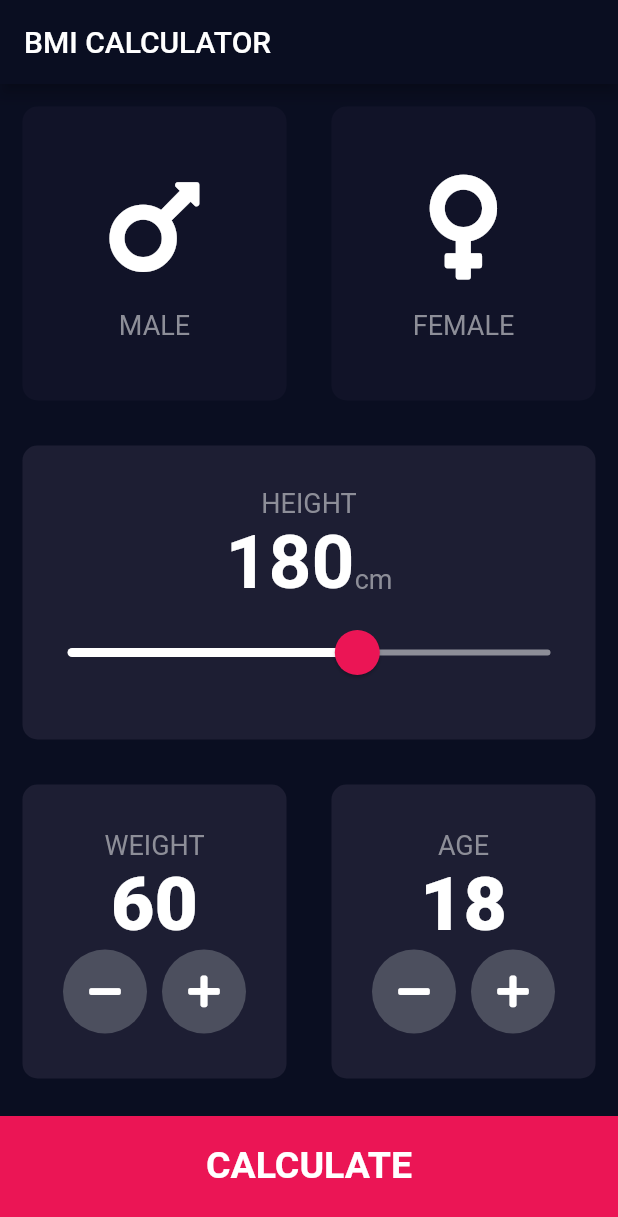
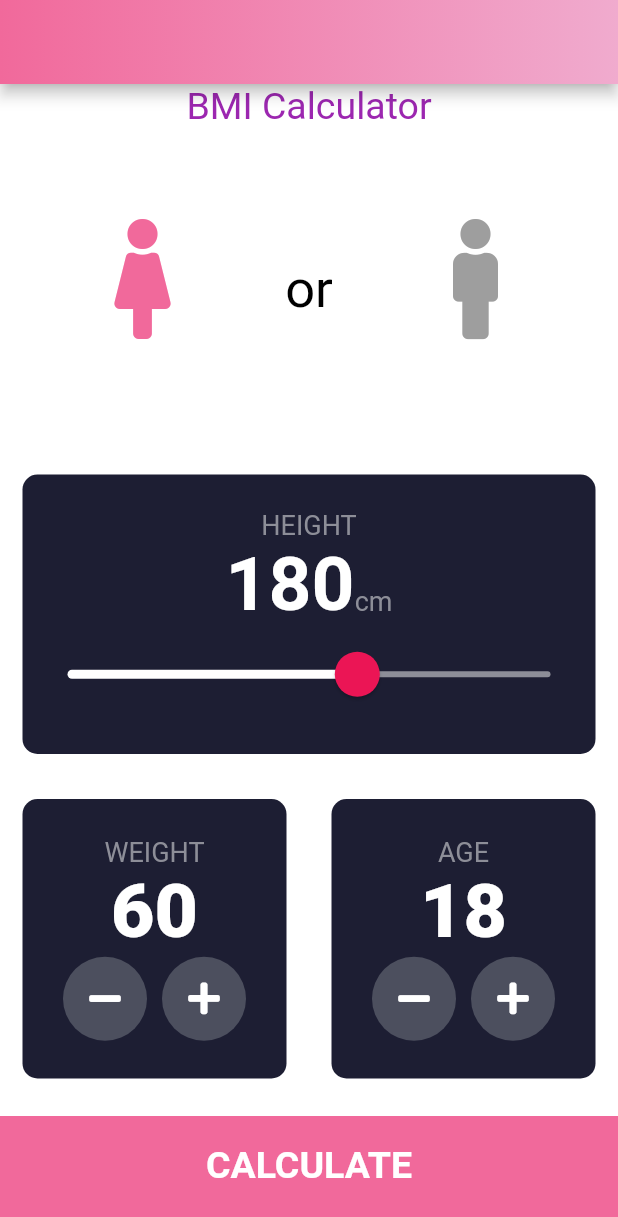
Before and after one commit to Sarkani/bmi_app, a Flutter app: the screen it shows after launch, on a phone screen of 412 x 824 dp. Shown: the top 1217 px of the screen. Run offline on Flutter 3.47's test engine with Material 2 defaults, Android fonts, the phone set to English and light mode, and no system bars; our stand-ins replace font_awesome_flutter, gradient_app_bar.

Commit message:
07.02.2020
App bar gradient colors and different icons

```diff
--- a/lib/bottomButton.dart
+++ b/lib/bottomButton.dart
@@ -3,10 +3,11 @@ import 'constants.dart';
 
 class BottomButton extends StatelessWidget {
 
-  BottomButton({@required this.onTap, @required this.buttonText});
+  BottomButton({@required this.onTap, @required this.buttonText, this.color});
 
   final Function onTap;
   final String buttonText;
+  final Color color;
 
   @override
   Widget build(BuildContext context) {
@@ -21,7 +22,7 @@ class BottomButton extends StatelessWidget {
               buttonText,
               style: kLargeButton,
             )),
-        color: kBottomContainerColor,
+        color: color,
         margin: EdgeInsets.only(top: 10.0),
         padding: EdgeInsets.only(bottom: 15.0),
         width: double.infinity,
--- a/lib/icon_content.dart
+++ b/lib/icon_content.dart
@@ -3,10 +3,10 @@ import 'constants.dart';
 
 
 class IconContent extends StatelessWidget {
-  IconContent({this.icon, this.text});
+  IconContent({this.icon, this.color});
 
   final IconData icon;
-  final String text;
+  final Color color;
 
   @override
   Widget build(BuildContext context) {
@@ -16,14 +16,11 @@ class IconContent extends StatelessWidget {
         Icon(
           icon,
           size: 80.0,
+          color: color,
         ),
         SizedBox(
           height: 15.0,
         ),
-        Text(
-          text,
-          style: kLabelTextStyle,
-        )
       ],
     );
   }
--- a/lib/input_page.dart
+++ b/lib/input_page.dart
@@ -6,6 +6,8 @@ import 'package:flutter/material.dart';
 import 'package:font_awesome_flutter/font_awesome_flutter.dart';
 import 'constants.dart';
 import 'bottomButton.dart';
+
+import 'package:gradient_app_bar/gradient_app_bar.dart';
 
 enum Gender {
   male,
@@ -18,7 +20,7 @@ class InputPage extends StatefulWidget {
 }
 
 class _InputPageState extends State<InputPage> {
-  Gender selectedGender;
+  Gender selectedGender = Gender.female;
   int height = 180;
   int weight = 60;
   int age = 18;
@@ -26,14 +28,63 @@ class _InputPageState extends State<InputPage> {
   @override
   Widget build(BuildContext context) {
     return Scaffold(
-      appBar: AppBar(
-        title: Text('BMI CALCULATOR'),
+      appBar: GradientAppBar(
+        gradient: LinearGradient(colors: [
+          selectedGender == Gender.female
+              ? Color(0xFFF1699B)
+              : Color(0xFF2E86D1),
+          selectedGender == Gender.female
+              ? Color(0xFFF0ABCE)
+              : Color(0xFF46B5E1),
+        ]),
       ),
       body: Column(
+        crossAxisAlignment: CrossAxisAlignment.stretch,
         children: <Widget>[
+          Container(
+            child: Center(
+              child: Text(
+                'BMI Calculator',
+                style: TextStyle(
+                  fontSize: 25.0,
+                  color: Colors.purple,
+                ),
+              ),
+            ),
+            width: double.infinity,
+          ),
           Expanded(
             child: Row(
               children: <Widget>[
+                Expanded(
+                  child: GestureDetector(
+                    onTap: () {
+                      setState(() {
+                        selectedGender = Gender.female;
+                      });
+                    },
+                    child: ReusableCard(
+//                      color: selectedGender == Gender.female
+//                          ? kActiveCardColor
+//                          : kInactiveCardColor,
+                      color: Colors.white,
+                      cardChild: IconContent(
+                        icon: FontAwesomeIcons.female,
+                        color: selectedGender == Gender.female
+                            ? Color(0xFFF1699B)
+                            : Colors.grey,
+                      ),
+                    ),
+                  ),
+                ),
+                Center(
+                    child: Text(
+                  'or',
+                  style: TextStyle(
+                    color: Colors.black,
+                    fontSize: 35.0,
+                  ),
+                )),
                 Expanded(
                   child: GestureDetector(
                     onTap: () {
@@ -42,27 +93,16 @@ class _InputPageState extends State<InputPage> {
                       });
                     },
                     child: ReusableCard(
-                      color: selectedGender == Gender.male
-                          ? kActiveCardColor
-                          : kInactiveCardColor,
+//                      color: selectedGender == Gender.male
+//                          ? kActiveCardColor
+//                          : kInactiveCardColor,
+                      color: Colors.white,
                       cardChild: IconContent(
-                          icon: FontAwesomeIcons.mars, text: 'MALE'),
-                    ),
-                  ),
-                ),
-                Expanded(
-                  child: GestureDetector(
-                    onTap: () {
-                      setState(() {
-                        selectedGender = Gender.female;
-                      });
-                    },
-                    child: ReusableCard(
-                      color: selectedGender == Gender.female
-                          ? kActiveCardColor
-                          : kInactiveCardColor,
-                      cardChild: IconContent(
-                          icon: FontAwesomeIcons.venus, text: 'FEMALE'),
+                        icon: FontAwesomeIcons.male,
+                        color: selectedGender == Gender.male
+                            ? Color(0xFF2E86D1)
+                            : Colors.grey,
+                      ),
                     ),
                   ),
                 ),
@@ -219,6 +259,9 @@ class _InputPageState extends State<InputPage> {
           )),
           BottomButton(
             buttonText: 'CALCULATE',
+            color: selectedGender == Gender.female
+                ? Color(0xFFF1699B)
+                : Color(0xFF2E86D1),
             onTap: () {
               CalculatorBrain calc =
                   CalculatorBrain(height: height, weight: weight);
@@ -226,7 +269,6 @@ class _InputPageState extends State<InputPage> {
                 context,
                 MaterialPageRoute(
                   builder: (context) => ResultsPage(
-
                     bmiNumber: calc.calculateBMI(),
                     result: calc.getResult(),
                     bodyText: calc.getInterpretation(),
--- a/lib/main.dart
+++ b/lib/main.dart
@@ -9,7 +9,7 @@ class BMICalculator extends StatelessWidget {
     return MaterialApp(
       theme: ThemeData.dark().copyWith(
         primaryColor: Color(0xFF0A0E21),
-        scaffoldBackgroundColor: Color(0xFF0A0E21),
+        scaffoldBackgroundColor: Color(0xFFFFFFFF),
       ),
       home: InputPage(),
     );
--- a/pubspec.yaml
+++ b/pubspec.yaml
@@ -6,6 +6,7 @@ environment:
   sdk: ">=2.1.0 <3.0.0"
 
 dependencies:
+  gradient_app_bar: ^0.1.3
   flutter:
     sdk: flutter
   cupertino_icons: ^0.1.2
```
Also changed, not shown: pubspec.lock.
